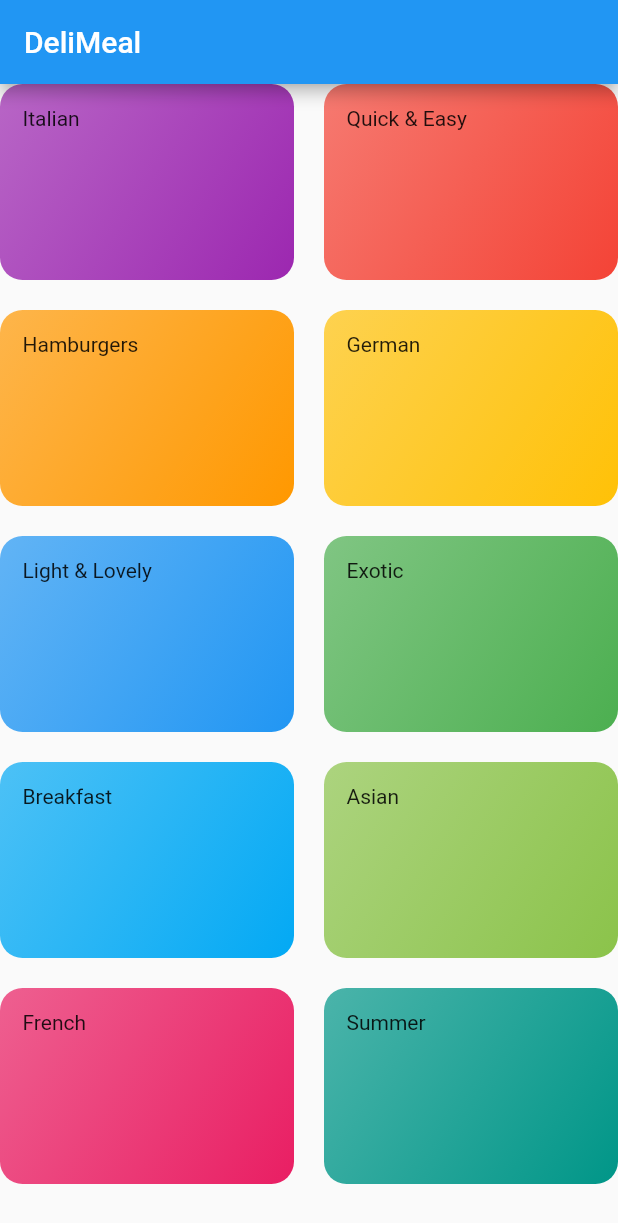
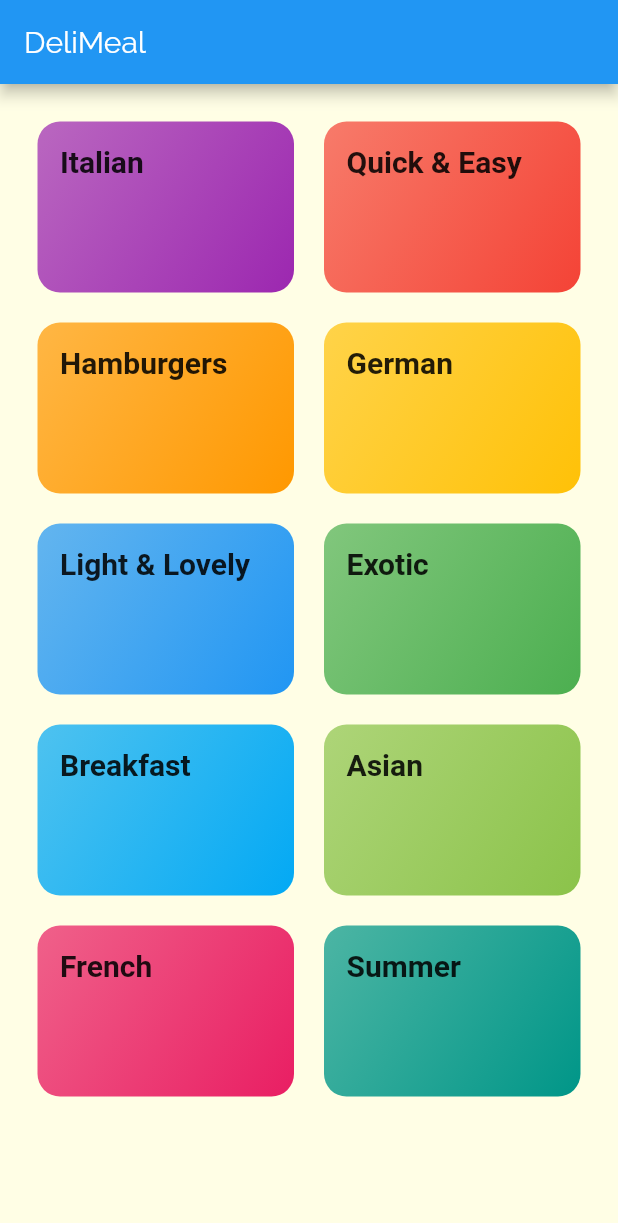
Before and after one commit to Giimhana-Dissanayake/meals_app, a Flutter app: the screen it shows after launch, on a phone screen of 412 x 824 dp. Shown: the top 1223 px of the screen. Run offline on Flutter 3.47's test engine with Material 2 defaults, Android fonts, the phone set to English and light mode, and no system bars; Roboto replaces fonts that are missing (RobotoCondensed).

Commit message:
160.styling and theming

```diff
--- a/lib/categories_screen.dart
+++ b/lib/categories_screen.dart
@@ -10,6 +10,7 @@ class CategoriesScreen extends StatelessWidget {
         title: const Text('DeliMeal'),
       ),
       body: GridView(
+        padding: EdgeInsets.all(25),
         children: DUMMY_CATEGORIES
             .map((catData) => CategoryItem(catData.title, catData.color))
             .toList(),
--- a/lib/category_item.dart
+++ b/lib/category_item.dart
@@ -10,7 +10,7 @@ class CategoryItem extends StatelessWidget {
   Widget build(BuildContext context) {
     return Container(
       padding: EdgeInsets.all(15),
-      child: Text(title),
+      child: Text(title, style: Theme.of(context).textTheme.title),
       decoration: BoxDecoration(
         gradient: LinearGradient(colors: [
           color.withOpacity(0.7),
--- a/lib/main.dart
+++ b/lib/main.dart
@@ -10,6 +10,21 @@ class MyApp extends StatelessWidget {
       title: 'DeliMeals',
       theme: ThemeData(
         primarySwatch: Colors.blue,
+        accentColor: Colors.amber,
+        canvasColor: Color.fromRGBO(255, 254, 229, 1),
+        fontFamily: 'Raleway',
+        textTheme: ThemeData.light().textTheme.copyWith(
+              body1: TextStyle(
+                color: Color.fromRGBO(20, 51, 51, 1),
+              ),
+              body2: TextStyle(
+                color: Color.fromRGBO(20, 51, 51, 1),
+              ),
+              title: TextStyle(
+                  fontSize: 20,
+                  fontFamily: 'RobotoCondensed',
+                  fontWeight: FontWeight.bold),
+            ),
       ),
       home: CategoriesScreen(),
     );
```
Also changed, not shown: pubspec.yaml (+18 -9 lines), assets/fonts/Raleway-Black.ttf (added), assets/fonts/Raleway-Bold.ttf (added), assets/fonts/Raleway-Regular.ttf (added), assets/fonts/RobotoCondensed-Bold.ttf (added), assets/fonts/RobotoCondensed-Italic.ttf (added), assets/fonts/RobotoCondensed-Light.ttf (added), assets/fonts/RobotoCondensed-Regular.ttf (added).
